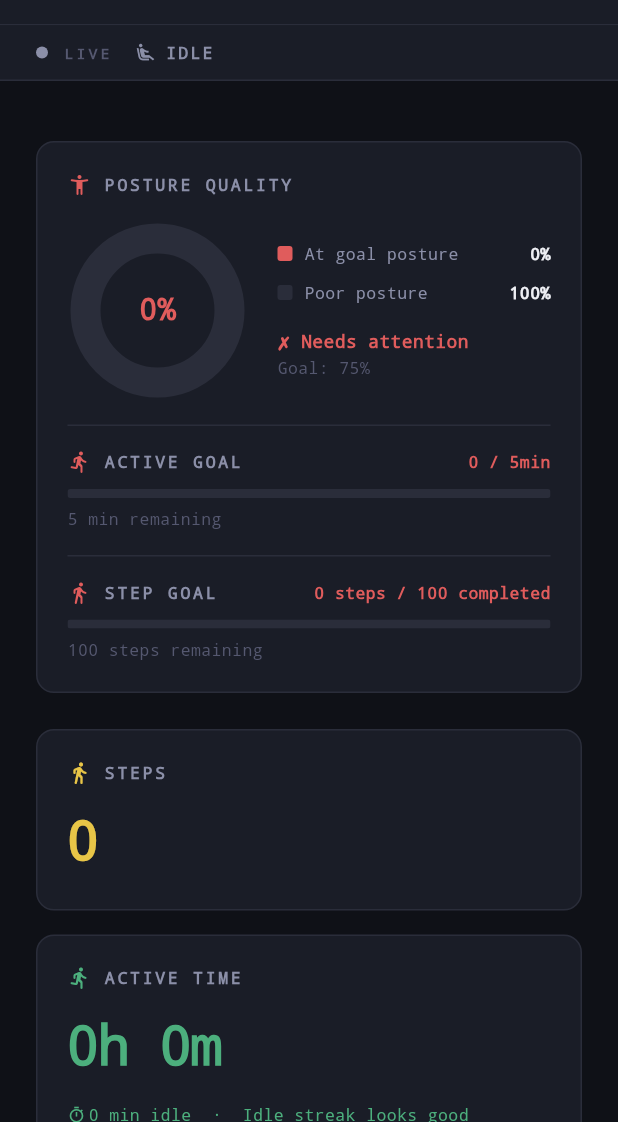
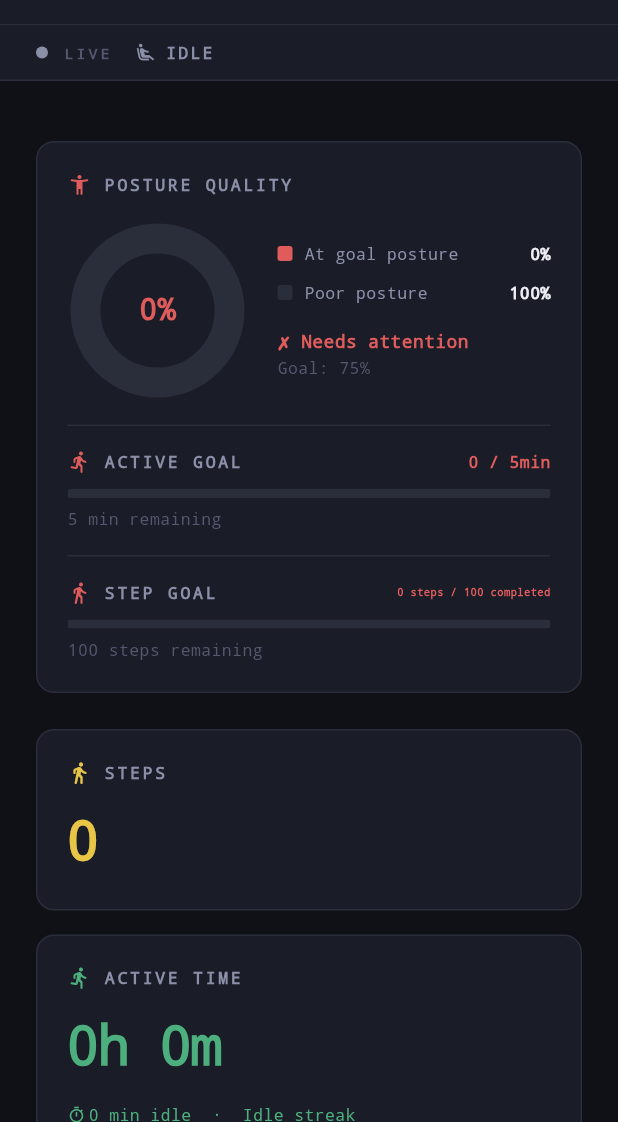
Before and after one commit to liugrace17/TechNeckNoMore, a Flutter app: the screen it shows after launch, on a phone screen of 412 x 824 dp, the part 114-1236 px from its top. Run offline on Flutter 3.47's test engine with Material 3 defaults, Android fonts, the phone set to English and light mode, and no system bars; drawn by our look-alikes of fl_chart; our stand-ins replace flutter_blue_plus, flutter_map, geolocator, latlong2.

Commit message:
minor app changes

```diff
--- a/Website/Lightweight-Posture-Activity-Monitor-main/tech_neck/lib/screens/dashboard_screen.dart
+++ b/Website/Lightweight-Posture-Activity-Monitor-main/tech_neck/lib/screens/dashboard_screen.dart
@@ -276,13 +276,13 @@ class _IdleStreak extends StatelessWidget {
 
     if (minutes >= 15) {
       color = AppTheme.accentRed;
-      label = 'Long idle streak — time to move';
+      label = 'Time to move';
     } else if (minutes >= 5) {
       color = AppTheme.accent;
-      label = 'Idle streak building up';
+      label = 'Idle';
     } else {
       color = AppTheme.accentGreen;
-      label = 'Idle streak looks good';
+      label = 'Idle streak';
     }
 
     return Row(children: [
--- a/Website/Lightweight-Posture-Activity-Monitor-main/tech_neck/lib/widgets/posture_chart.dart
+++ b/Website/Lightweight-Posture-Activity-Monitor-main/tech_neck/lib/widgets/posture_chart.dart
@@ -168,7 +168,7 @@ class PostureDonutChart extends StatelessWidget {
             const Spacer(),
             Text(
               '$steps steps / $goalSteps completed',
-              style: TextStyle(fontSize: 11, color: stepColor, fontWeight: FontWeight.w700),
+              style: TextStyle(fontSize: 7, color: stepColor, fontWeight: FontWeight.w700),
             ),
           ]),
           const SizedBox(height: 10),
```
